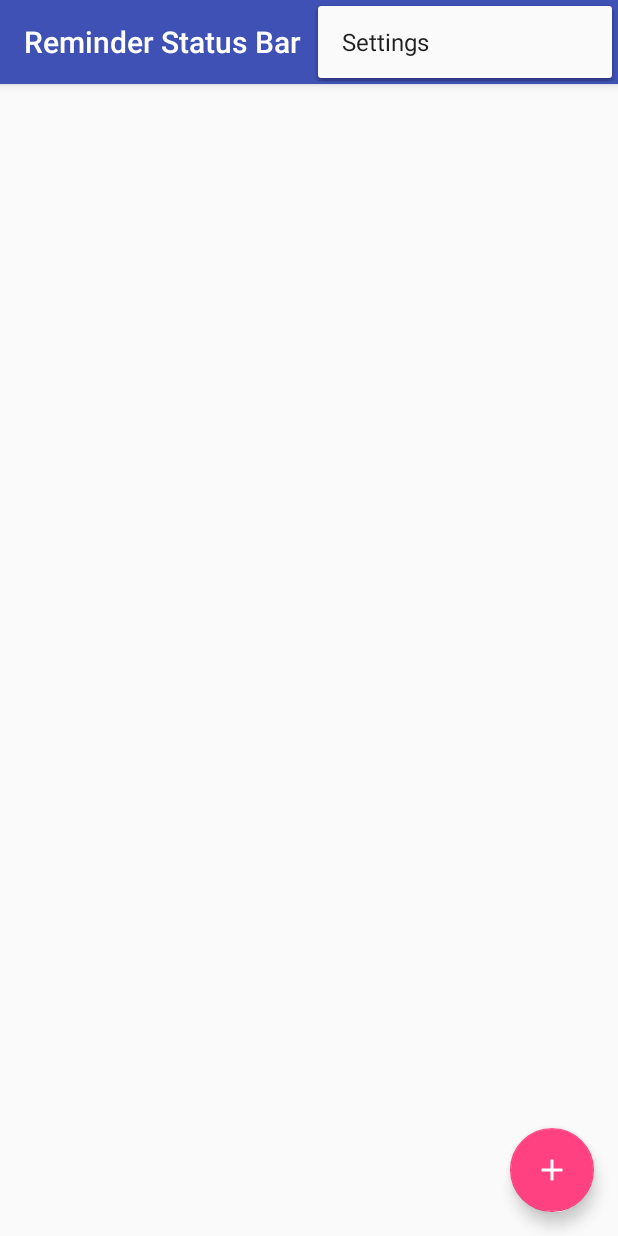
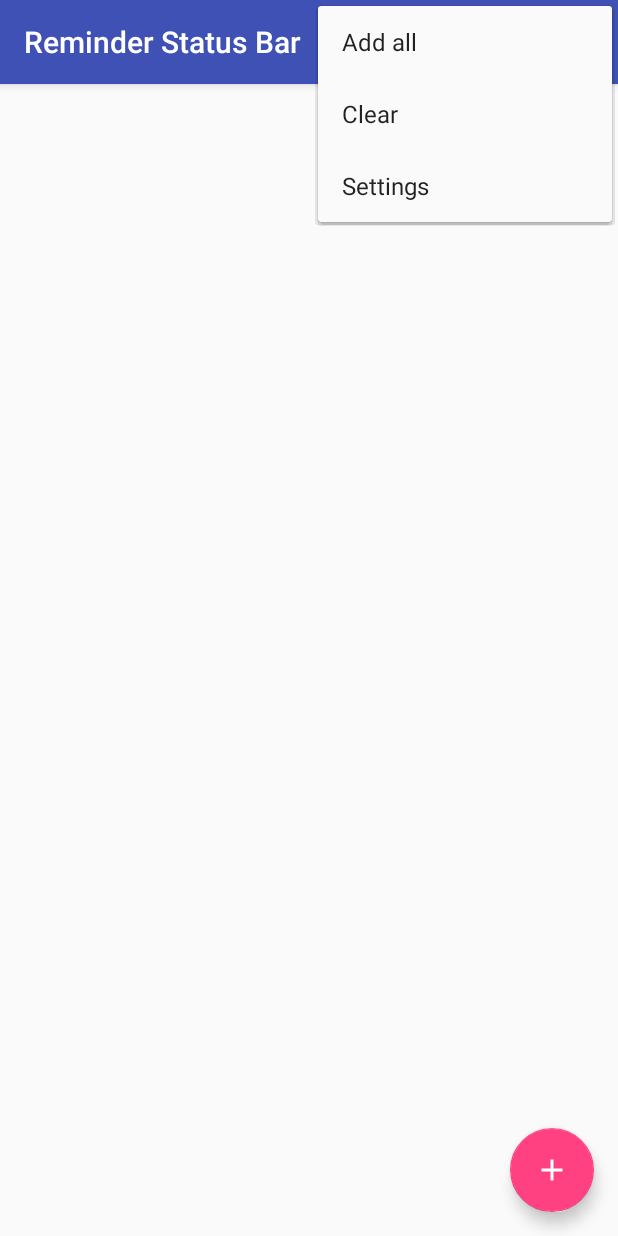
Before and after one commit to FVAdevand/ReminderStatusBar, an Android app: the screen it shows after launch (RemindersActivity), with the options menu open, on a phone screen of 412 x 824 dp. Run offline under Robolectric (Android 15) with nearby library versions, the phone set to English and light mode, and no system bars; our stand-ins replace Room's generated code; 1 statement that could not run was skipped.

```diff
--- a/app/build.gradle
+++ b/app/build.gradle
@@ -25,9 +25,11 @@ dependencies {
     implementation 'com.android.support:design:27.1.1'
     implementation 'com.android.support:support-v4:27.1.1'
 
-    //    Room
+    // Architecture Components
     implementation "android.arch.persistence.room:runtime:1.1.1"
     annotationProcessor "android.arch.persistence.room:compiler:1.1.1"
+    implementation "android.arch.lifecycle:extensions:1.1.1"
+    annotationProcessor "android.arch.lifecycle:compiler:1.1.1"
 
     testImplementation 'junit:junit:4.12'
     androidTestImplementation 'com.android.support.test:runner:1.0.2'
--- a/app/src/main/java/com/example/vladimir/reminderstatusbar/ui/RemindersActivity.java
+++ b/app/src/main/java/com/example/vladimir/reminderstatusbar/ui/RemindersActivity.java
@@ -1,14 +1,23 @@
 package com.example.vladimir.reminderstatusbar.ui;
 
+import android.arch.lifecycle.ViewModelProviders;
 import android.os.Bundle;
+import android.support.design.widget.FloatingActionButton;
 import android.support.v7.app.AppCompatActivity;
 import android.support.v7.widget.Toolbar;
 import android.view.Menu;
 import android.view.MenuItem;
+import android.view.View;
 
+import com.example.vladimir.reminderstatusbar.FakeDataUtils;
 import com.example.vladimir.reminderstatusbar.R;
+import com.example.vladimir.reminderstatusbar.data.models.Reminder;
+
+import java.util.List;
 
 public class RemindersActivity extends AppCompatActivity {
+
+    private RemindersViewModel mViewModel;
 
     @Override
     protected void onCreate(Bundle savedInstanceState) {
@@ -18,25 +27,34 @@ public class RemindersActivity extends AppCompatActivity {
         setupToolbar();
         setupViewFragment();
 
+        mViewModel = ViewModelProviders.of(this).get(RemindersViewModel.class);
+
+        FloatingActionButton fab = findViewById(R.id.fab);
+        fab.setOnClickListener(new View.OnClickListener() {
+            @Override
+            public void onClick(View v) {
+                mViewModel.insertReminder(FakeDataUtils.getReminder());
+            }
+        });
     }
 
     @Override
     public boolean onCreateOptionsMenu(Menu menu) {
-        // Inflate the menu; this adds items to the action bar if it is present.
         getMenuInflater().inflate(R.menu.menu_main, menu);
         return true;
     }
 
     @Override
     public boolean onOptionsItemSelected(MenuItem item) {
-        // Handle action bar item clicks here. The action bar will
-        // automatically handle clicks on the Home/Up button, so long
-        // as you specify a parent activity in AndroidManifest.xml.
-        int id = item.getItemId();
-
-        //noinspection SimplifiableIfStatement
-        if (id == R.id.action_settings) {
-            return true;
+        switch (item.getItemId()) {
+            case R.id.action_add_all:
+                List<Reminder> fakeReminderList = FakeDataUtils.getReminderList();
+                for (Reminder reminder : fakeReminderList) {
+                    mViewModel.insertReminder(reminder);
+                }
+                return true;
+            case R.id.action_clear:
+                mViewModel.clearDb();
         }
 
         return super.onOptionsItemSelected(item);
--- a/app/src/main/java/com/example/vladimir/reminderstatusbar/ui/RemindersFragment.java
+++ b/app/src/main/java/com/example/vladimir/reminderstatusbar/ui/RemindersFragment.java
@@ -1,19 +1,28 @@
 package com.example.vladimir.reminderstatusbar.ui;
 
-import android.content.Context;
+import android.arch.lifecycle.Observer;
+import android.arch.lifecycle.ViewModelProviders;
 import android.net.Uri;
 import android.os.Bundle;
 import android.support.annotation.NonNull;
+import android.support.annotation.Nullable;
 import android.support.v4.app.Fragment;
+import android.support.v7.widget.LinearLayoutManager;
+import android.support.v7.widget.RecyclerView;
 import android.view.LayoutInflater;
 import android.view.View;
 import android.view.ViewGroup;
 
 import com.example.vladimir.reminderstatusbar.R;
+import com.example.vladimir.reminderstatusbar.adapters.ReminderAdapter;
+import com.example.vladimir.reminderstatusbar.data.models.Reminder;
+
+import java.util.List;
 
 public class RemindersFragment extends Fragment {
 
     private OnFragmentInteractionListener mListener;
+    private ReminderAdapter mAdapter;
 
     public RemindersFragment() {
     }
@@ -29,32 +38,41 @@ public class RemindersFragment extends Fragment {
     }
 
     @Override
-    public void onAttach(Context context) {
-        super.onAttach(context);
-        if (context instanceof OnFragmentInteractionListener) {
-            mListener = (OnFragmentInteractionListener) context;
-        } else {
-            throw new RuntimeException(context.toString()
-                    + " must implement OnFragmentInteractionListener");
-        }
+    public void onViewCreated(@NonNull View view, @Nullable Bundle savedInstanceState) {
+        super.onViewCreated(view, savedInstanceState);
+
+        RemindersViewModel viewModel = ViewModelProviders.of(getActivity()).get(RemindersViewModel.class);
+
+        RecyclerView reminderListView = view.findViewById(R.id.reminder_list);
+        reminderListView.setLayoutManager(new LinearLayoutManager(getContext()));
+        mAdapter = new ReminderAdapter(viewModel.getReminderList().getValue());
+        reminderListView.setAdapter(mAdapter);
+
+        viewModel.getReminderList().observe(this, new Observer<List<Reminder>>() {
+            @Override
+            public void onChanged(@Nullable List<Reminder> reminders) {
+                mAdapter.setReminderList(reminders);
+            }
+        });
     }
 
-    @Override
-    public void onDetach() {
-        super.onDetach();
-        mListener = null;
-    }
+    //    @Override
+//    public void onAttach(Context context) {
+//        super.onAttach(context);
+//        if (context instanceof OnFragmentInteractionListener) {
+//            mListener = (OnFragmentInteractionListener) context;
+//        } else {
+//            throw new RuntimeException(context.toString()
+//                    + " must implement OnFragmentInteractionListener");
+//        }
+//    }
+//
+//    @Override
+//    public void onDetach() {
+//        super.onDetach();
+//        mListener = null;
+//    }
 
-    /**
-     * This interface must be implemented by activities that contain this
-     * fragment to allow an interaction in this fragment to be communicated
-     * to the activity and potentially other fragments contained in that
-     * activity.
-     * <p>
-     * See the Android Training lesson <a href=
-     * "http://developer.android.com/training/basics/fragments/communicating.html"
-     * >Communicating with Other Fragments</a> for more information.
-     */
     public interface OnFragmentInteractionListener {
         // TODO: Update argument type and name
         void onFragmentInteraction(Uri uri);
--- a/app/src/main/java/com/example/vladimir/reminderstatusbar/ui/RemindersViewModel.java
+++ b/app/src/main/java/com/example/vladimir/reminderstatusbar/ui/RemindersViewModel.java
@@ -1,6 +1,35 @@
 package com.example.vladimir.reminderstatusbar.ui;
 
+import android.arch.lifecycle.LiveData;
 import android.arch.lifecycle.ViewModel;
 
+import com.example.vladimir.reminderstatusbar.data.AppRepository;
+import com.example.vladimir.reminderstatusbar.data.models.Reminder;
+
+import java.util.List;
+
 public class RemindersViewModel extends ViewModel {
+
+    private AppRepository mRepository;
+
+    public RemindersViewModel() {
+        mRepository = AppRepository.getInstance();
+    }
+
+    public LiveData<List<Reminder>> getReminderList() {
+        return mRepository.getReminderList();
+    }
+
+    //    for test
+    public void insertReminder(final Reminder reminder) {
+        mRepository.insertReminder(reminder);
+    }
+
+    public void deleteReminder(final Reminder reminder) {
+        mRepository.deleteReminder(reminder);
+    }
+
+    public void clearDb() {
+        mRepository.clearDb();
+    }
 }
--- a/app/src/main/res/layout/fragment_reminders.xml
+++ b/app/src/main/res/layout/fragment_reminders.xml
@@ -6,10 +6,9 @@
     tools:context=".ui.RemindersFragment"
     tools:showIn="@layout/activity_reminders">
 
-    <!-- TODO: Update blank fragment layout -->
-    <TextView
+    <android.support.v7.widget.RecyclerView
+        android:id="@+id/reminder_list"
         android:layout_width="match_parent"
-        android:layout_height="match_parent"
-        android:text="@string/hello_blank_fragment" />
+        android:layout_height="match_parent" />
 
 </FrameLayout>
--- a/app/src/main/res/menu/menu_main.xml
+++ b/app/src/main/res/menu/menu_main.xml
@@ -2,6 +2,18 @@
     xmlns:app="http://schemas.android.com/apk/res-auto"
     xmlns:tools="http://schemas.android.com/tools"
     tools:context="com.example.vladimir.reminderstatusbar.ui.RemindersActivity">
+    <item
+        android:id="@+id/action_add_all"
+        android:orderInCategory="100"
+        android:title="Add all"
+        app:showAsAction="never" />
+
+    <item
+        android:id="@+id/action_clear"
+        android:orderInCategory="100"
+        android:title="Clear"
+        app:showAsAction="never" />
+
     <item
         android:id="@+id/action_settings"
         android:orderInCategory="100"
```
Also changed, not shown: app/src/main/java/com/example/vladimir/reminderstatusbar/FakeDataUtils.java (added, +29 -0 lines), app/src/main/java/com/example/vladimir/reminderstatusbar/adapters/ReminderAdapter.java (added, +108 -0 lines), app/src/main/java/com/example/vladimir/reminderstatusbar/data/models/Reminder.java (+34 -10 lines), app/src/main/res/drawable/ic_upward_24dp.xml (added, +9 -0 lines), app/src/main/res/layout/reminder_list_item.xml (added, +71 -0 lines).
